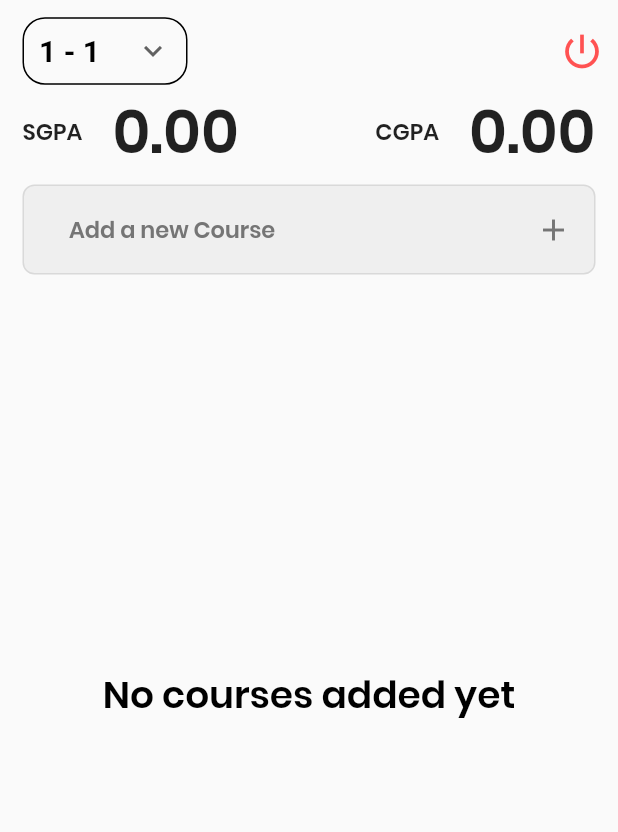
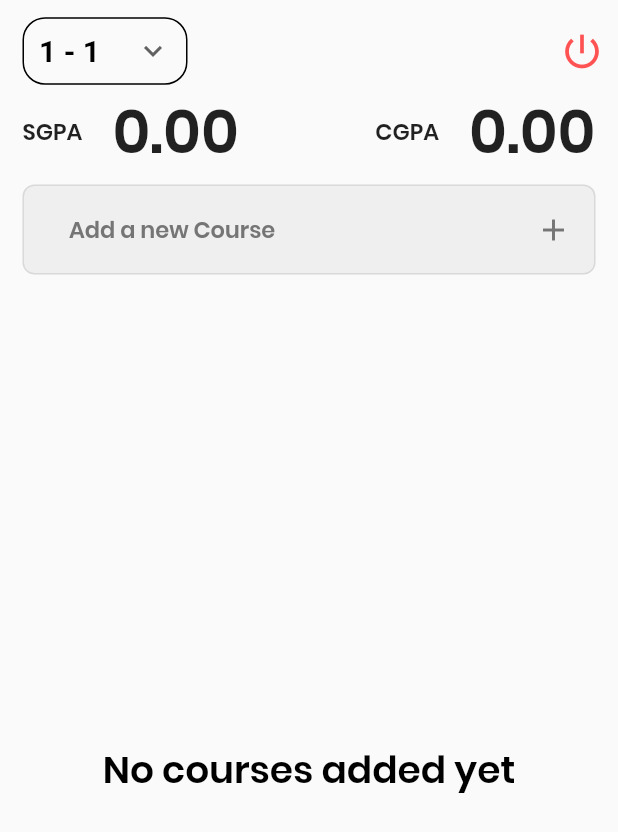
Before and after one commit to saiankit/cgpacalculator, a Flutter app: the HomeScreen screen opened directly, on a phone screen of 412 x 824 dp. Shown: the top 832 px of the screen. Run offline on Flutter 3.47's test engine with Material 2 defaults, Android fonts, the phone set to English and light mode, and no system bars; our stand-ins replace cloud_firestore, firebase_auth, flutter_svg, google_sign_in, marquee, moor_flutter and 1 more; accounts and stored records are empty; generated files the repository leaves out were written again.

Commit message:
Updated No Items Selected

```diff
--- a/lib/components/noItemsOops.dart
+++ b/lib/components/noItemsOops.dart
@@ -20,7 +20,6 @@ class _NoItemsOopsState extends State<NoItemsOops> {
               fontWeight: FontWeight.w700,
             ),
           ),
-          SizedBox(height: 100.0),
         ],
       ),
     );
```
